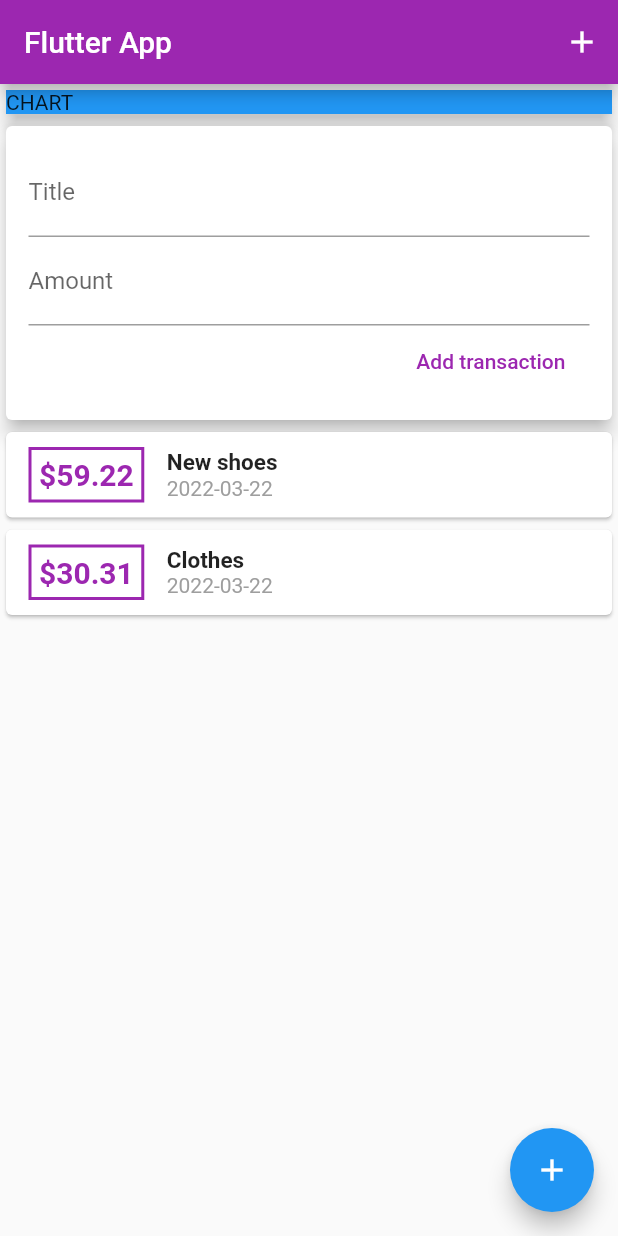
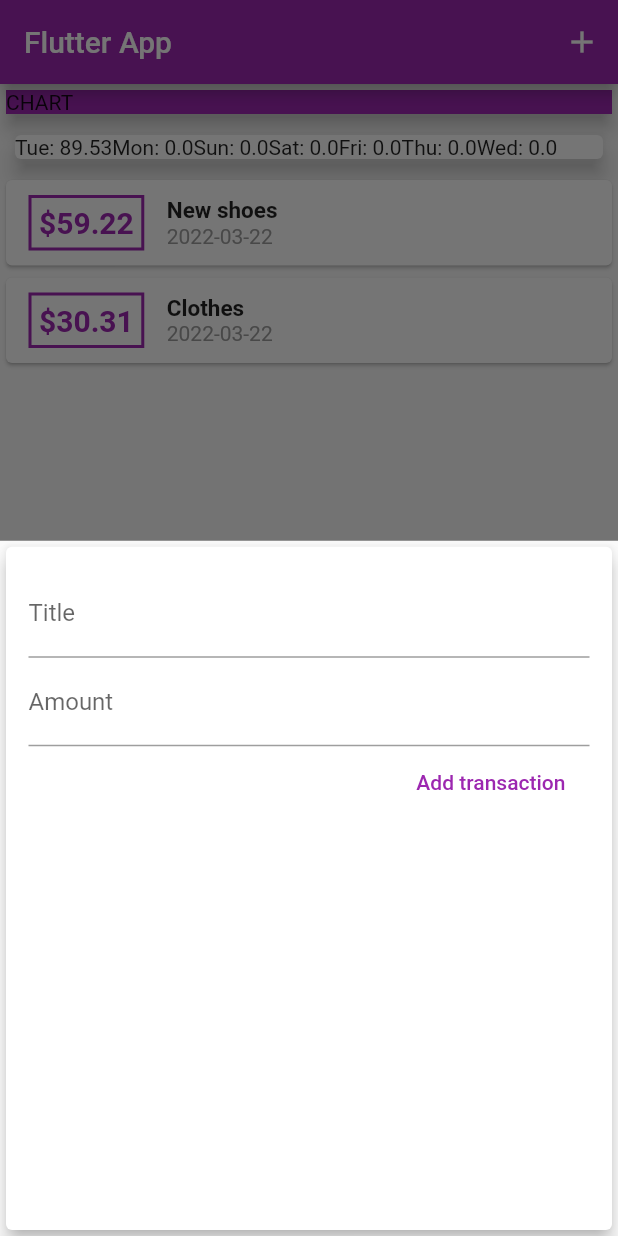
Before and after one commit to Bagshaw000/Expense-app, a Flutter app: the screen it shows after launch, after a tap on the "add" icon, on a phone screen of 412 x 824 dp. Run offline on Flutter 3.47's test engine with Material 2 defaults, Android fonts, the phone set to English and light mode, and no system bars.

```diff
--- a/lib/main.dart
+++ b/lib/main.dart
@@ -1,5 +1,9 @@
-import './widgets/user_transaction.dart';
+import './widgets/chart.dart';
+import 'package:expense_app/widgets/new_transaction.dart';
+import 'package:expense_app/widgets/transaction_list.dart';
 
+import './widgets/transaction_list.dart';
+import './models/transaction.dart';
 import 'package:flutter/cupertino.dart';
 import 'package:flutter/material.dart';
 
@@ -11,13 +15,59 @@ class MyApp extends StatelessWidget {
     return MaterialApp(
       title: 'Flutter App',
       home: MyHomePage(),
+      theme: ThemeData(primarySwatch: Colors.purple),
     );
   }
 }
 
-class MyHomePage extends StatelessWidget {
+class MyHomePage extends StatefulWidget {
+  @override
+  State<MyHomePage> createState() => _MyHomePageState();
+}
+
+class _MyHomePageState extends State<MyHomePage> {
   // String titleInput = '';
-  //String amountInput = '';
+
+  final List<Transaction> _userTransaction = [
+    Transaction(
+        id: 't1', title: 'New shoes', amount: 59.22, date: DateTime.now()),
+    Transaction(
+        id: 't2', title: 'Clothes', amount: 30.31, date: DateTime.now()),
+  ];
+
+  List<Transaction> get _recentTransaction {
+    return _userTransaction.where((tx) {
+      return tx.date.isAfter(
+        DateTime.now().subtract(
+          Duration(days: 7),
+        ),
+      );
+    }).toList();
+  }
+
+  void _addNewTransaction(String title, double amount) {
+    final newTx = Transaction(
+      id: DateTime.now.toString(),
+      title: title,
+      amount: amount,
+      date: DateTime.now(),
+    );
+
+    setState(() {
+      _userTransaction.add(newTx);
+    });
+  }
+
+  void startAddNewTransaction(BuildContext ctx) {
+    showModalBottomSheet(
+        context: ctx,
+        builder: (_) {
+          return GestureDetector(
+              onTap: () {},
+              child: NewTransaction(_addNewTransaction),
+              behavior: HitTestBehavior.opaque);
+        });
+  }
 
   @override
   Widget build(BuildContext context) {
@@ -26,7 +76,9 @@ class MyHomePage extends StatelessWidget {
         title: Text('Flutter App'),
         backgroundColor: Colors.purple,
         actions: <Widget>[
-          IconButton(onPressed: () {}, icon: Icon(Icons.add)),
+          IconButton(
+              onPressed: () => startAddNewTransaction(context),
+              icon: Icon(Icons.add)),
         ],
       ),
       body: SingleChildScrollView(
@@ -38,16 +90,17 @@ class MyHomePage extends StatelessWidget {
                 child: Container(
                   width: double.infinity,
                   child: Text('CHART'),
-                  color: Colors.blue,
+                  color: Theme.of(context).primaryColor,
                 ),
                 elevation: 5,
               ),
-              UserTransactions(),
+              Chart(_recentTransaction),
+              TransactionList(_userTransaction),
             ]),
       ),
       floatingActionButton: FloatingActionButton(
         child: Icon(Icons.add),
-        onPressed: () {},
+        onPressed: () => startAddNewTransaction(context),
       ),
     );
   }
--- /dev/null
+++ b/lib/widgets/chart.dart
@@ -0,0 +1,40 @@
+import 'package:flutter/material.dart';
+import '../models/transaction.dart';
+import 'package:intl/intl.dart';
+
+class Chart extends StatelessWidget {
+  final List<Transaction> recentTransactions;
+
+  Chart(this.recentTransactions);
+  List<Map<String, Object>> get groupedTransactionValues {
+    return List.generate(7, (index) {
+      final weekDay = DateTime.now().subtract(
+        Duration(days: index),
+      );
+      double totalSum = 0.0;
+
+      for (var i = 0; i < recentTransactions.length; i++) {
+        if (recentTransactions[i].date.day == weekDay.day &&
+            recentTransactions[i].date.month == weekDay.month &&
+            recentTransactions[i].date.year == weekDay.year) {
+          totalSum += recentTransactions[i].amount;
+        }
+      }
+
+      return {'day': DateFormat.E().format(weekDay), 'amount': totalSum};
+    });
+  }
+
+  @override
+  Widget build(BuildContext context) {
+    return Card(
+      elevation: 6,
+      margin: EdgeInsets.all(10),
+      child: Row(
+        children: groupedTransactionValues.map((data) {
+          return Text('${data['day']}: ${data['amount']}');
+        }).toList(),
+      ),
+    );
+  }
+}
--- a/lib/widgets/new_transaction.dart
+++ b/lib/widgets/new_transaction.dart
@@ -1,11 +1,18 @@
 import 'package:flutter/material.dart';
 
-class NewTransaction extends StatelessWidget {
+class NewTransaction extends StatefulWidget {
   final Function addTx;
-  final titleController = TextEditingController();
-  final amountController = TextEditingController();
 
   NewTransaction(this.addTx);
+
+  @override
+  State<NewTransaction> createState() => _NewTransactionState();
+}
+
+class _NewTransactionState extends State<NewTransaction> {
+  final titleController = TextEditingController();
+
+  final amountController = TextEditingController();
 
   void submitData() {
     final enteredTitle = titleController.text;
@@ -14,7 +21,8 @@ class NewTransaction extends StatelessWidget {
     if (enteredTitle.isEmpty || enteredAmount <= 0) {
       return;
     }
-    addTx(enteredTitle, enteredAmount);
+    widget.addTx(enteredTitle, enteredAmount);
+    Navigator.of(context).pop();
   }
 
   @override
--- a/lib/widgets/user_transaction.dart
+++ /dev/null
@@ -1,43 +0,0 @@
-import 'package:flutter/material.dart';
-import './new_transaction.dart';
-import './transaction_list.dart';
-import '../models/transaction.dart';
-
-class UserTransactions extends StatefulWidget {
-  const UserTransactions({Key? key}) : super(key: key);
-
-  @override
-  _UserTransactionsState createState() => _UserTransactionsState();
-}
-
-class _UserTransactionsState extends State<UserTransactions> {
-  final List<Transaction> _userTransaction = [
-    Transaction(
-        id: 't1', title: 'New shoes', amount: 59.22, date: DateTime.now()),
-    Transaction(
-        id: 't2', title: 'Clothes', amount: 30.31, date: DateTime.now()),
-  ];
-
-  void _addNewTransaction(String title, double amount) {
-    final newTx = Transaction(
-      id: DateTime.now.toString(),
-      title: title,
-      amount: amount,
-      date: DateTime.now(),
-    );
-
-    setState(() {
-      _userTransaction.add(newTx);
-    });
-  }
-
-  @override
-  Widget build(BuildContext context) {
-    return Column(
-      children: <Widget>[
-        NewTransaction(_addNewTransaction),
-        TransactionList(_userTransaction),
-      ],
-    );
-  }
-}
```
Also changed, not shown: lib/widgets/chart_bar.dart (added).
